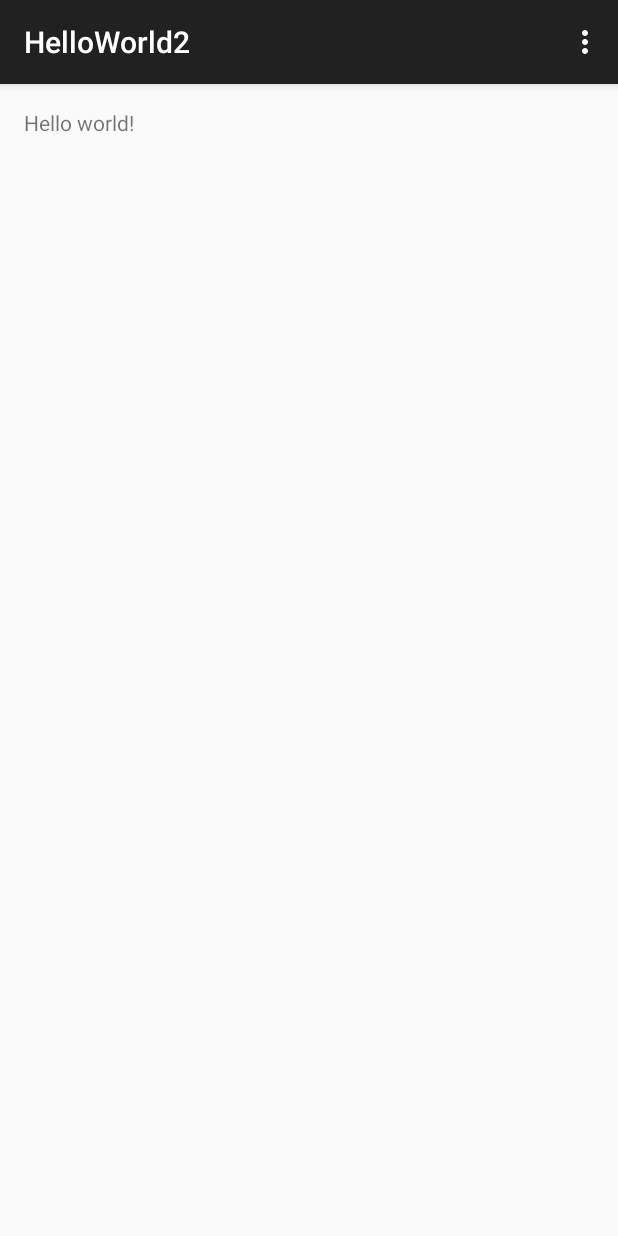
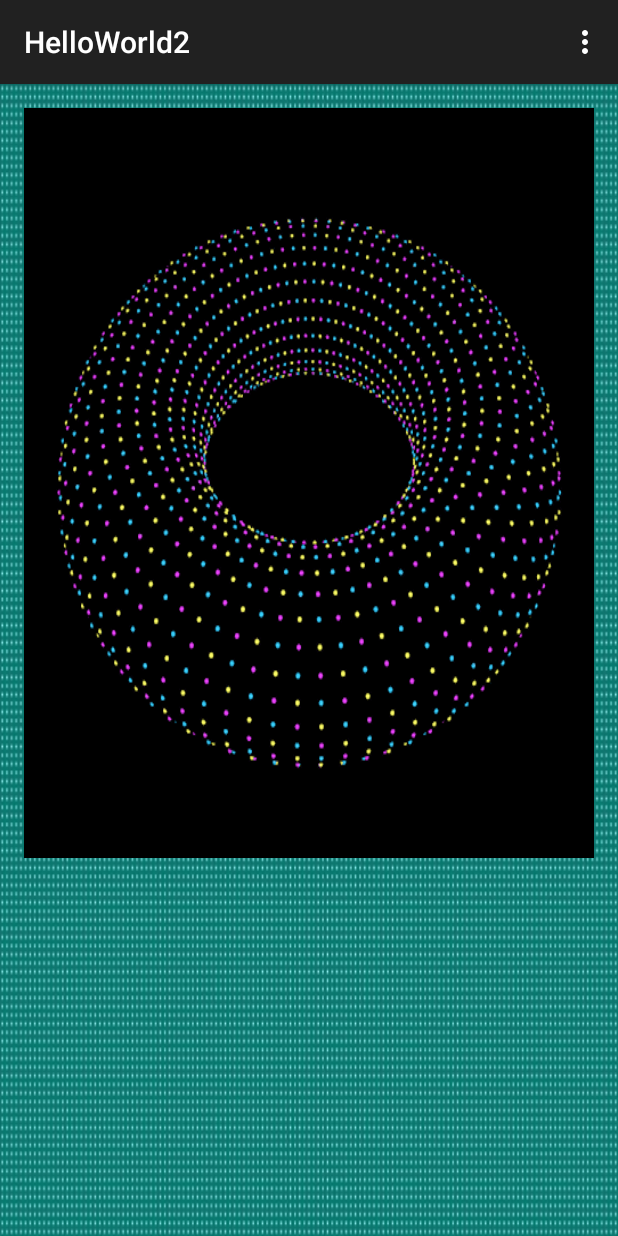
Before and after one commit to oyonnazien/HelloWorld2, an Android app: the screen it shows after launch (MainActivity), on a phone screen of 412 x 824 dp. Run offline under Robolectric (Android 15) with nearby library versions, the phone set to English and light mode, and no system bars.

```diff
--- a/app/src/main/res/layout/activity_main.xml
+++ b/app/src/main/res/layout/activity_main.xml
@@ -3,9 +3,26 @@
     android:layout_height="match_parent" android:paddingLeft="@dimen/activity_horizontal_margin"
     android:paddingRight="@dimen/activity_horizontal_margin"
     android:paddingTop="@dimen/activity_vertical_margin"
-    android:paddingBottom="@dimen/activity_vertical_margin" tools:context=".MainActivity">
+    android:paddingBottom="@dimen/activity_vertical_margin" tools:context=".MainActivity"
+    android:background="@drawable/green_screen_seamless">
 
-    <TextView android:text="@string/hello_world" android:layout_width="wrap_content"
-        android:layout_height="wrap_content" />
+    <TextView android:text="@string/hello_world"
+        android:layout_width="wrap_content"
+        android:layout_height="wrap_content"
+        android:id="@+id/textView" />
+
+    <ImageButton
+        android:layout_width="wrap_content"
+        android:layout_height="wrap_content"
+        android:id="@+id/imageButton"
+        android:background="@drawable/tumblr_met8epao4x1qc0s10o1_500"
+        android:src="@drawable/abc_ab_share_pack_mtrl_alpha"
+        android:baselineAlignBottom="false"
+        android:layout_alignParentLeft="true"
+        android:layout_alignParentStart="true"
+        android:layout_alignParentRight="true"
+        android:layout_alignParentEnd="true"
+        android:contentDescription="Image random"
+        android:contextClickable="false" />
 
 </RelativeLayout>
```
Also changed, not shown: app/src/main/res/drawable/green_screen_seamless.jpg (added), app/src/main/res/drawable/tumblr_met8epao4x1qc0s10o1_500.gif (added), 2 other files.
